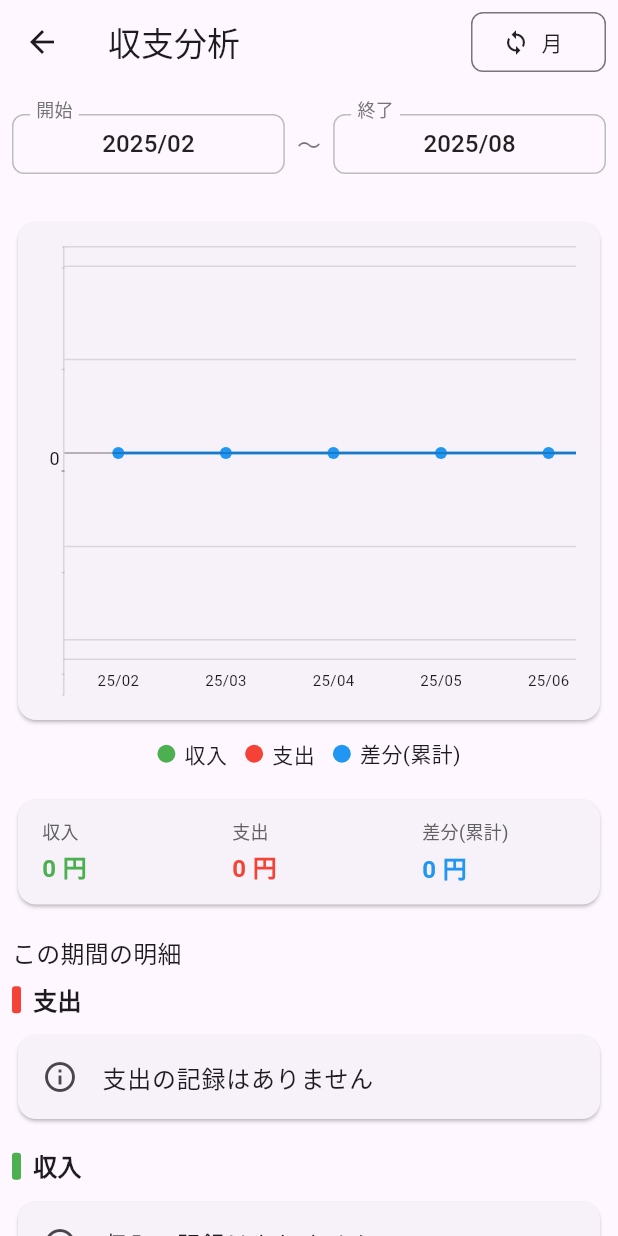
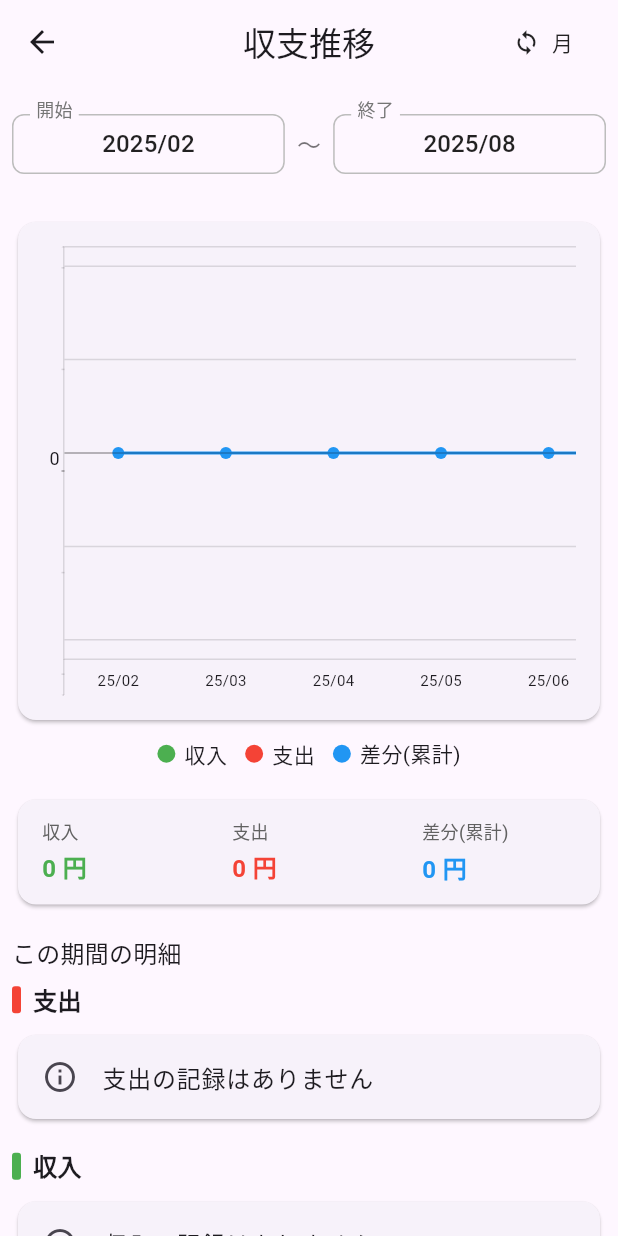
Before and after one commit to penpengusa2k/kakeibo_smartphone_app, a Flutter app: the screen it shows after launch, item 2 of the bottom bar chosen, after a tap on "支出推移", on a phone screen of 412 x 824 dp. Run offline on Flutter 3.47's test engine with Material 3 defaults, Android fonts, the light colour scheme and no system bars; drawn by our look-alikes of fl_chart; our stand-ins replace csv, share_plus, sqflite, syncfusion_flutter_charts; accounts and stored records are empty; statements that could not run were skipped.

Commit message:
ヘッダーの文字位置調整

```diff
--- a/lib/screens/analytics_page.dart
+++ b/lib/screens/analytics_page.dart
@@ -315,13 +315,13 @@ class _AnalyticsPageState extends State<AnalyticsPage> {
         actions: [
           Padding(
             padding: const EdgeInsets.only(right: 8.0),
-            child: OutlinedButton.icon(
-              style: OutlinedButton.styleFrom(
+            child: TextButton.icon(
+              style: TextButton.styleFrom(
                 foregroundColor: Colors.black87,
                 shape: RoundedRectangleBorder(
                   borderRadius: BorderRadius.circular(8.0),
                 ),
-                fixedSize: const Size(90, 36),
+                fixedSize: const Size(80, 32),
               ),
               icon: const Icon(Icons.sync, size: 18),
               label: Text(_viewType == _ViewType.month ? '月' : '年'),
--- a/lib/screens/balance_analysis_page.dart
+++ b/lib/screens/balance_analysis_page.dart
@@ -387,13 +387,13 @@ class _BalanceAnalysisPageState extends State<BalanceAnalysisPage> {
         break;
     }
 
-    final periodToggle = OutlinedButton.icon(
-      style: OutlinedButton.styleFrom(
+    final periodToggle = TextButton.icon(
+      style: TextButton.styleFrom(
         foregroundColor: Colors.black87,
         shape: RoundedRectangleBorder(
           borderRadius: BorderRadius.circular(8.0),
         ),
-        fixedSize: const Size(90, 36),
+        fixedSize: const Size(80, 32),
       ),
       icon: const Icon(Icons.sync, size: 18),
       label: Text(periodText),
@@ -468,7 +468,8 @@ class _BalanceAnalysisPageState extends State<BalanceAnalysisPage> {
 
     return Scaffold(
       appBar: AppBar(
-        title: const Text('収支分析'),
+        title: const Text('収支推移'),
+        centerTitle: true,
         actions: [
           Padding(
             padding: const EdgeInsets.only(right: 8.0),
```
